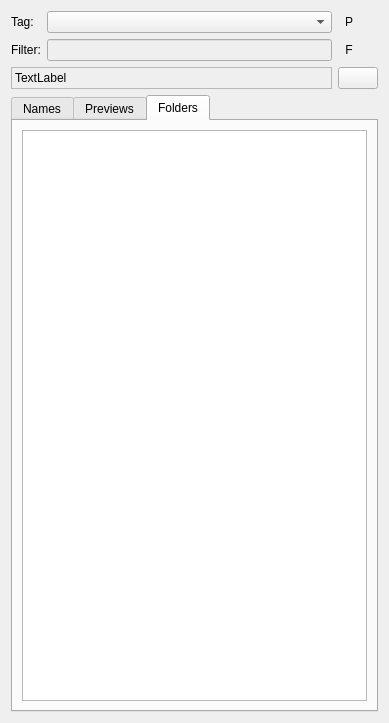
Qt form src/listsdock.ui (fontmatrix/fontmatrix) before a commit.
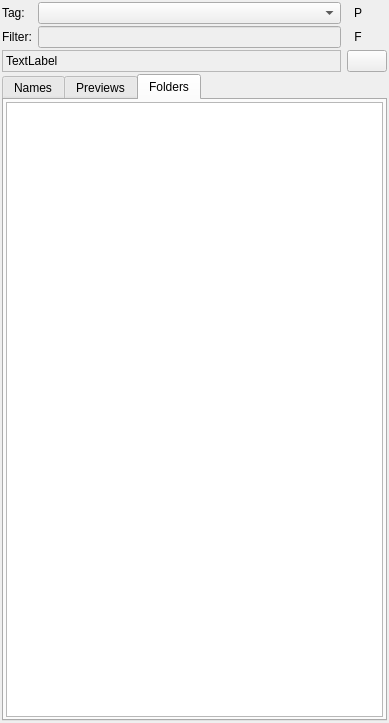
The same form after that commit. The open tabs and pages were chosen to show the change. Icons and pictures are not drawn. Custom widgets are drawn as their Qt base class.

Commit message: Reduced or removed margins, made the toolbox behaves the same as in digikam

The edit to the form file:
```diff
--- a/src/listsdock.ui
+++ b/src/listsdock.ui
@@ -22,6 +22,15 @@
    <string>Form</string>
   </property>
   <layout class="QGridLayout" name="gLt_3" >
+   <property name="horizontalSpacing" >
+    <number>-1</number>
+   </property>
+   <property name="verticalSpacing" >
+    <number>2</number>
+   </property>
+   <property name="margin" >
+    <number>2</number>
+   </property>
    <item row="0" column="0" >
     <widget class="QLabel" name="Tags" >
      <property name="sizePolicy" >
@@ -295,14 +304,20 @@
        <rect>
         <x>0</x>
         <y>0</y>
-        <width>367</width>
-        <height>571</height>
+        <width>381</width>
+        <height>585</height>
        </rect>
       </property>
       <attribute name="title" >
        <string>Folders</string>
       </attribute>
       <layout class="QGridLayout" name="gLt_4" >
+       <property name="margin" >
+        <number>2</number>
+       </property>
+       <property name="horizontalSpacing" >
+        <number>-1</number>
+       </property>
        <item row="0" column="0" >
         <widget class="QTreeView" name="folderView" />
        </item>
```
Left out of the diff: 14 changed lines with no effect on the pictures. The commit also changes 4 other files.
